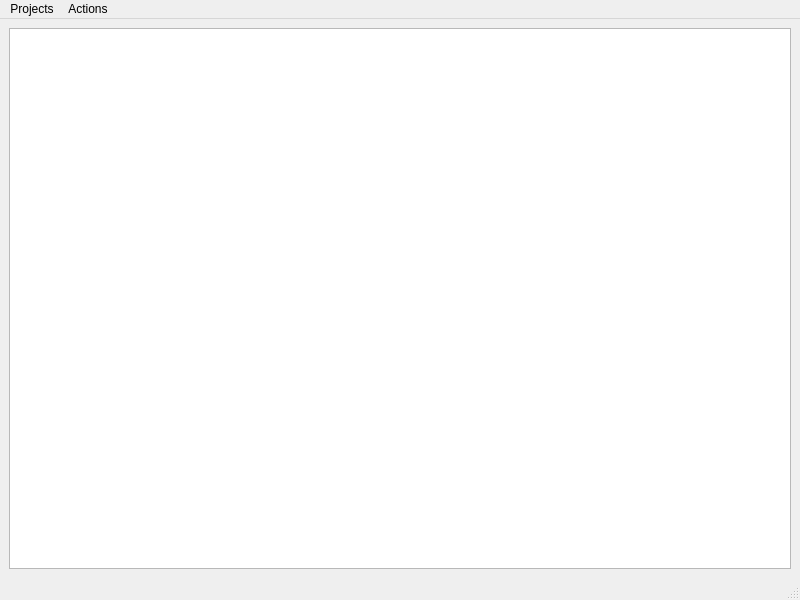
Above: zeex/core/ui/main.ui from zbarge/zeex before the change. Below: the same form after it.
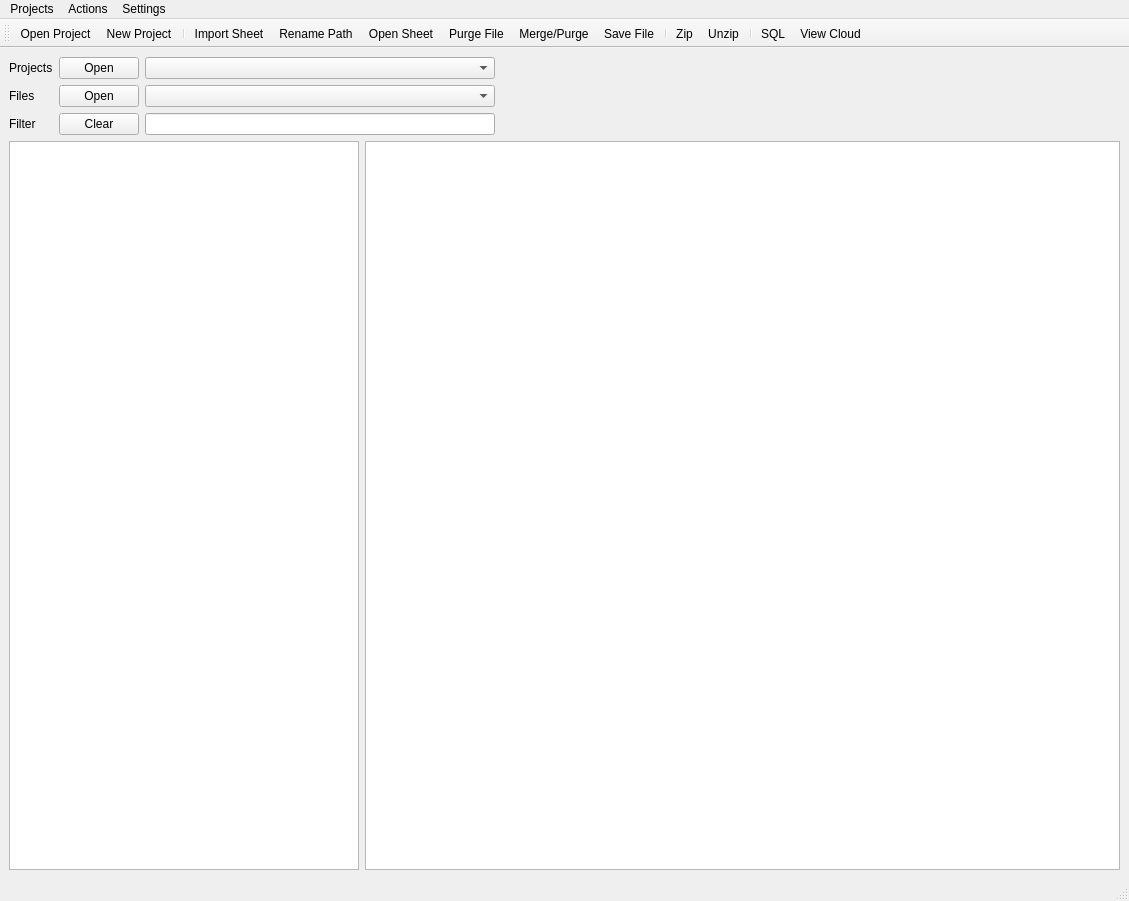
That is the form after the change. Icons and pictures are not drawn. Custom widgets are drawn as their Qt base class.

Commit message: #72 & #58 resolved - Main/Project views merged, file filter added, tests pass but need more coverage on main window

Patch:
```diff
--- a/zeex/core/ui/main.ui
+++ b/zeex/core/ui/main.ui
@@ -6,8 +6,8 @@
    <rect>
     <x>0</x>
     <y>0</y>
-    <width>800</width>
-    <height>600</height>
+    <width>1129</width>
+    <height>901</height>
    </rect>
   </property>
   <property name="windowTitle">
@@ -18,7 +18,181 @@
     <item>
      <layout class="QVBoxLayout" name="verticalLayout">
       <item>
-       <widget class="FileSystemTreeView" name="treeView"/>
+       <layout class="QGridLayout" name="gridLayout">
+        <item row="0" column="1">
+         <widget class="QPushButton" name="btnOpenProject">
+          <property name="sizePolicy">
+           <sizepolicy hsizetype="Fixed" vsizetype="Fixed">
+            <horstretch>0</horstretch>
+            <verstretch>0</verstretch>
+           </sizepolicy>
+          </property>
+          <property name="text">
+           <string>Open</string>
+          </property>
+         </widget>
+        </item>
+        <item row="1" column="0">
+         <widget class="QLabel" name="labelFiles">
+          <property name="sizePolicy">
+           <sizepolicy hsizetype="Fixed" vsizetype="Preferred">
+            <horstretch>0</horstretch>
+            <verstretch>0</verstretch>
+           </sizepolicy>
+          </property>
+          <property name="text">
+           <string>Files</string>
+          </property>
+         </widget>
+        </item>
+        <item row="0" column="2">
+         <widget class="QComboBox" name="comboBoxProject">
+          <property name="minimumSize">
+           <size>
+            <width>350</width>
+            <height>0</height>
+           </size>
+          </property>
+          <property name="maximumSize">
+           <size>
+            <width>500</width>
+            <height>16777215</height>
+           </size>
+          </property>
+         </widget>
+        </item>
+        <item row="1" column="1">
+         <widget class="QPushButton" name="btnOpenFile">
+          <property name="sizePolicy">
+           <sizepolicy hsizetype="Fixed" vsizetype="Fixed">
+            <horstretch>0</horstretch>
+            <verstretch>0</verstretch>
+           </sizepolicy>
+          </property>
+          <property name="text">
+           <string>Open</string>
+          </property>
+         </widget>
+        </item>
+        <item row="1" column="2">
+         <widget class="QComboBox" name="comboBoxFile">
+          <property name="maximumSize">
+           <size>
+            <width>500</width>
+            <height>16777215</height>
+           </size>
+          </property>
+         </widget>
+        </item>
+        <item row="0" column="0">
+         <widget class="QLabel" name="labelProjects">
+          <property name="sizePolicy">
+           <sizepolicy hsizetype="Fixed" vsizetype="Preferred">
+            <horstretch>0</horstretch>
+            <verstretch>0</verstretch>
+           </sizepolicy>
+          </property>
+          <property name="text">
+           <string>Projects</string>
+          </property>
+         </widget>
+        </item>
+        <item row="2" column="0">
+         <widget class="QLabel" name="labelFilter">
+          <property name="sizePolicy">
+           <sizepolicy hsizetype="Fixed" vsizetype="Preferred">
+            <horstretch>0</horstretch>
+            <verstretch>0</verstretch>
+           </sizepolicy>
+          </property>
+          <property name="text">
+           <string>Filter</string>
+          </property>
+         </widget>
+        </item>
+        <item row="1" column="3">
+         <spacer name="horizontalSpacer_2">
+          <property name="orientation">
+           <enum>Qt::Horizontal</enum>
+          </property>
+          <property name="sizeType">
+           <enum>QSizePolicy::Expanding</enum>
+          </property>
+          <property name="sizeHint" stdset="0">
+           <size>
+            <width>40</width>
+            <height>20</height>
+           </size>
+          </property>
+         </spacer>
+        </item>
+        <item row="2" column="3">
+         <spacer name="horizontalSpacer_3">
+          <property name="orientation">
+           <enum>Qt::Horizontal</enum>
+          </property>
+          <property name="sizeType">
+           <enum>QSizePolicy::Expanding</enum>
+          </property>
+          <property name="sizeHint" stdset="0">
+           <size>
+            <width>40</width>
+            <height>20</height>
+           </size>
+          </property>
+         </spacer>
+        </item>
+        <item row="0" column="3">
+         <spacer name="horizontalSpacer">
+          <property name="orientation">
+           <enum>Qt::Horizontal</enum>
+          </property>
+          <property name="sizeType">
+           <enum>QSizePolicy::Expanding</enum>
+          </property>
+          <property name="sizeHint" stdset="0">
+           <size>
+            <width>40</width>
+            <height>20</height>
+           </size>
+          </property>
+         </spacer>
+        </item>
+        <item row="2" column="2">
+         <widget class="QLineEdit" name="lineEditFilter">
+          <property name="maximumSize">
+           <size>
+            <width>350</width>
+            <height>16777215</height>
+           </size>
+          </property>
+         </widget>
+        </item>
+        <item row="2" column="1">
+         <widget class="QPushButton" name="btnClearFilter">
+          <property name="text">
+           <string>Clear</string>
+          </property>
+         </widget>
+        </item>
+       </layout>
+      </item>
+      <item>
+       <layout class="QHBoxLayout" name="horizontalLayout">
+        <item>
+         <widget class="FileSystemTreeView" name="treeView">
+          <property name="maximumSize">
+           <size>
+            <width>350</width>
+            <height>16777215</height>
+           </size>
+          </property>
+         </widget>
+        </item>
+        <item>
+         <widget class="QTreeView" name="treeView_2"/>
+        </item>
+       </layout>
       </item>
      </layout>
     </item>
@@ -29,7 +203,7 @@
     <rect>
      <x>0</x>
      <y>0</y>
-     <width>800</width>
+     <width>1129</width>
      <height>21</height>
     </rect>
    </property>
@@ -37,74 +211,259 @@
     <property name="title">
      <string>Projects</string>
     </property>
-    <addaction name="actionOpen"/>
-    <addaction name="actionNew"/>
-    <addaction name="actionSave"/>
+    <addaction name="actionOpenProject"/>
+    <addaction name="actionNewProject"/>
+    <addaction name="actionSaveFile"/>
     <addaction name="actionEdit"/>
-    <addaction name="actionSettings"/>
    </widget>
    <widget class="QMenu" name="menuActions">
     <property name="title">
      <string>Actions</string>
     </property>
-    <addaction name="actionZipFolder"/>
+    <addaction name="actionRename"/>
+    <addaction name="actionMergePurge"/>
+    <addaction name="actionPurgeFile"/>
+    <addaction name="actionSQL"/>
     <addaction name="actionViewCloud"/>
     <addaction name="actionUnzip"/>
-    <addaction name="actionSQL"/>
+    <addaction name="actionZip"/>
+   </widget>
+   <widget class="QMenu" name="menuSettings">
+    <property name="title">
+     <string>Settings</string>
+    </property>
+    <addaction name="actionProjectSettings"/>
+    <addaction name="actionGeneralSettings"/>
    </widget>
    <addaction name="menuProjects"/>
    <addaction name="menuActions"/>
+   <addaction name="menuSettings"/>
   </widget>
   <widget class="QStatusBar" name="statusbar"/>
-  <action name="actionOpen">
+  <widget class="QToolBar" name="toolBar">
+   <property name="windowTitle">
+    <string>toolBar</string>
+   </property>
+   <attribute name="toolBarArea">
+    <enum>TopToolBarArea</enum>
+   </attribute>
+   <attribute name="toolBarBreak">
+    <bool>false</bool>
+   </attribute>
+   <addaction name="actionOpenProject"/>
+   <addaction name="actionNewProject"/>
+   <addaction name="separator"/>
+   <addaction name="actionImportSheet"/>
+   <addaction name="actionRename"/>
+   <addaction name="actionOpenSheet"/>
+   <addaction name="actionPurgeFile"/>
+   <addaction name="actionMergePurge"/>
+   <addaction name="actionSaveFile"/>
+   <addaction name="separator"/>
+   <addaction name="actionZip"/>
+   <addaction name="actionUnzip"/>
+   <addaction name="separator"/>
+   <addaction name="actionSQL"/>
+   <addaction name="actionViewCloud"/>
+  </widget>
+  <action name="actionOpenProject">
+   <property name="icon">
+    <iconset resource="../../icons/icons.qrc">
+     <normaloff>:/standard_icons/folder.png</normaloff>:/standard_icons/folder.png</iconset>
+   </property>
    <property name="text">
-    <string>Open</string>
+    <string>Open Project</string>
    </property>
+   <property name="toolTip">
+    <string>Open the selected project.</string>
+   </property>
+   <property name="shortcut">
+    <string>Ctrl+P</string>
+   </property>
   </action>
-  <action name="actionNew">
+  <action name="actionNewProject">
+   <property name="icon">
+    <iconset resource="../../icons/icons.qrc">
+     <normaloff>:/standard_icons/add.png</normaloff>:/standard_icons/add.png</iconset>
+   </property>
    <property name="text">
-    <string>New</string>
+    <string>New Project</string>
    </property>
+   <property name="toolTip">
+    <string>Create a new project</string>
+   </property>
   </action>
-  <action name="actionSave">
+  <action name="actionSaveFile">
+   <property name="icon">
+    <iconset resource="../../icons/icons.qrc">
+     <normaloff>:/standard_icons/save.png</normaloff>:/standard_icons/save.png</iconset>
+   </property>
    <property name="text">
-    <string>Save</string>
+    <string>Save File</string>
+   </property>
+   <property name="toolTip">
+    <string>Sync the currently selected file to disk</string>
+   </property>
+   <property name="shortcut">
+    <string>Ctrl+S</string>
    </property>
   </action>
   <action name="actionEdit">
+   <property name="icon">
+    <iconset resource="../../icons/icons.qrc">
+     <normaloff>:/standard_icons/edit.png</normaloff>:/standard_icons/edit.png</iconset>
+   </property>
    <property name="text">
     <string>Edit</string>
    </property>
   </action>
-  <action name="actionSettings">
+  <action name="actionGeneralSettings">
+   <property name="icon">
+    <iconset resource="../../icons/icons.qrc">
+     <normaloff>:/standard_icons/settings.png</normaloff>:/standard_icons/settings.png</iconset>
+   </property>
    <property name="text">
-    <string>Settings</string>
+    <string>General</string>
+   </property>
+   <property name="toolTip">
+    <string>Open general settings</string>
    </property>
   </action>
   <action name="actionZip">
+   <property name="icon">
+    <iconset>
+     <activeon>:/standard_icons/archive.png</activeon>
+    </iconset>
+   </property>
    <property name="text">
     <string>Zip</string>
    </property>
-  </action>
-  <action name="actionZipFolder">
-   <property name="text">
-    <string>Zip Folder</string>
+   <property name="toolTip">
+    <string>Zip the currently selected file/folder</string>
+   </property>
+   <property name="shortcut">
+    <string>Ctrl+Z</string>
    </property>
   </action>
   <action name="actionViewCloud">
+   <property name="icon">
+    <iconset resource="../../icons/icons.qrc">
+     <normaloff>:/standard_icons/cloud.png</normaloff>:/standard_icons/cloud.png</iconset>
+   </property>
    <property name="text">
     <string>View Cloud</string>
    </property>
+   <property name="shortcut">
+    <string>Ctrl+Z</string>
+   </property>
   </action>
   <action name="actionUnzip">
+   <property name="icon">
+    <iconset resource="../../icons/icons.qrc">
+     <normaloff>:/standard_icons/unzip.png</normaloff>:/standard_icons/unzip.png</iconset>
+   </property>
    <property name="text">
     <string>Unzip</string>
    </property>
   </action>
   <action name="actionSQL">
+   <property name="icon">
+    <iconset resource="../../icons/icons.qrc">
+     <normaloff>:/standard_icons/sql.png</normaloff>:/standard_icons/sql.png</iconset>
+   </property>
    <property name="text">
     <string>SQL</string>
    </property>
+   <property name="toolTip">
+    <string>Open SQL manager</string>
+   </property>
+  </action>
+  <action name="actionProjectSettings">
+   <property name="icon">
+    <iconset resource="../../icons/icons.qrc">
+     <normaloff>:/standard_icons/settings.png</normaloff>:/standard_icons/settings.png</iconset>
+   </property>
+   <property name="text">
+    <string>Project</string>
+   </property>
+   <property name="toolTip">
+    <string>View project settings</string>
+   </property>
+  </action>
+  <action name="actionRename">
+   <property name="icon">
+    <iconset resource="../../icons/icons.qrc">
+     <normaloff>:/standard_icons/rename.png</normaloff>:/standard_icons/rename.png</iconset>
+   </property>
+   <property name="text">
+    <string>Rename Path</string>
+   </property>
+   <property name="toolTip">
+    <string>Rename a file or folder.</string>
+   </property>
+   <property name="shortcut">
+    <string>Ctrl+R</string>
+   </property>
+  </action>
+  <action name="actionOpenSheet">
+   <property name="icon">
+    <iconset resource="../../icons/icons.qrc">
+     <normaloff>:/standard_icons/spreadsheet.png</normaloff>:/standard_icons/spreadsheet.png</iconset>
+   </property>
+   <property name="text">
+    <string>Open Sheet</string>
+   </property>
+   <property name="toolTip">
+    <string>Open the selected sheet</string>
+   </property>
+   <property name="shortcut">
+    <string>Ctrl+O</string>
+   </property>
+  </action>
+  <action name="actionImportSheet">
+   <property name="icon">
+    <iconset resource="../../icons/icons.qrc">
+     <normaloff>:/standard_icons/import.png</normaloff>:/standard_icons/import.png</iconset>
+   </property>
+   <property name="text">
+    <string>Import Sheet</string>
+   </property>
+   <property name="toolTip">
+    <string>Imports the selected sheet with custom import settings</string>
+   </property>
+   <property name="shortcut">
+    <string>Ctrl+I</string>
+   </property>
+  </action>
+  <action name="actionPurgeFile">
+   <property name="icon">
+    <iconset resource="../../icons/icons.qrc">
+     <normaloff>:/standard_icons/suppress.png</normaloff>:/standard_icons/suppress.png</iconset>
+   </property>
+   <property name="text">
+    <string>Purge File</string>
+   </property>
+   <property name="toolTip">
+    <string>Opens settings to purge the selected file path</string>
+   </property>
+   <property name="shortcut">
+    <string>Ctrl+P</string>
+   </property>
+  </action>
+  <action name="actionMergePurge">
+   <property name="icon">
+    <iconset resource="../../icons/icons.qrc">
+     <normaloff>:/standard_icons/merge.png</normaloff>:/standard_icons/merge.png</iconset>
+   </property>
+   <property name="text">
+    <string>Merge/Purge</string>
+   </property>
+   <property name="toolTip">
+    <string>Opens Merge/Purge settings for the selected sheet</string>
+   </property>
+   <property name="shortcut">
+    <string>Ctrl+M</string>
+   </property>
   </action>
  </widget>
  <customwidgets>
```
Left out of the diff: 4 changed lines with no effect on the pictures. The commit also changes 11 other files.
